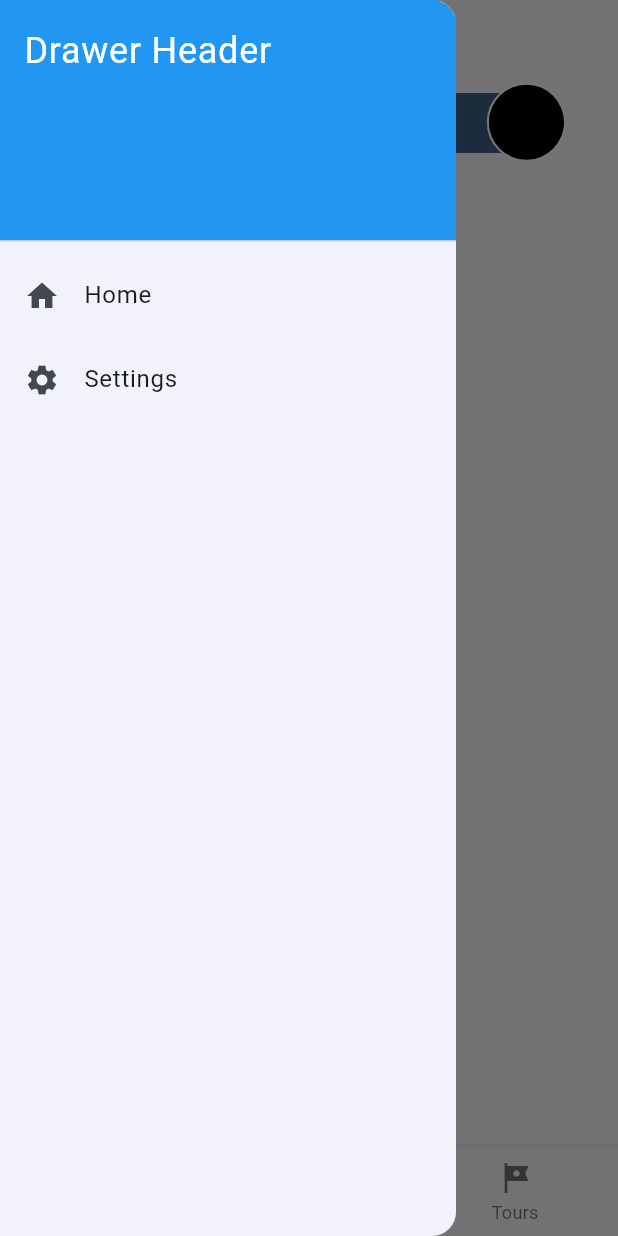
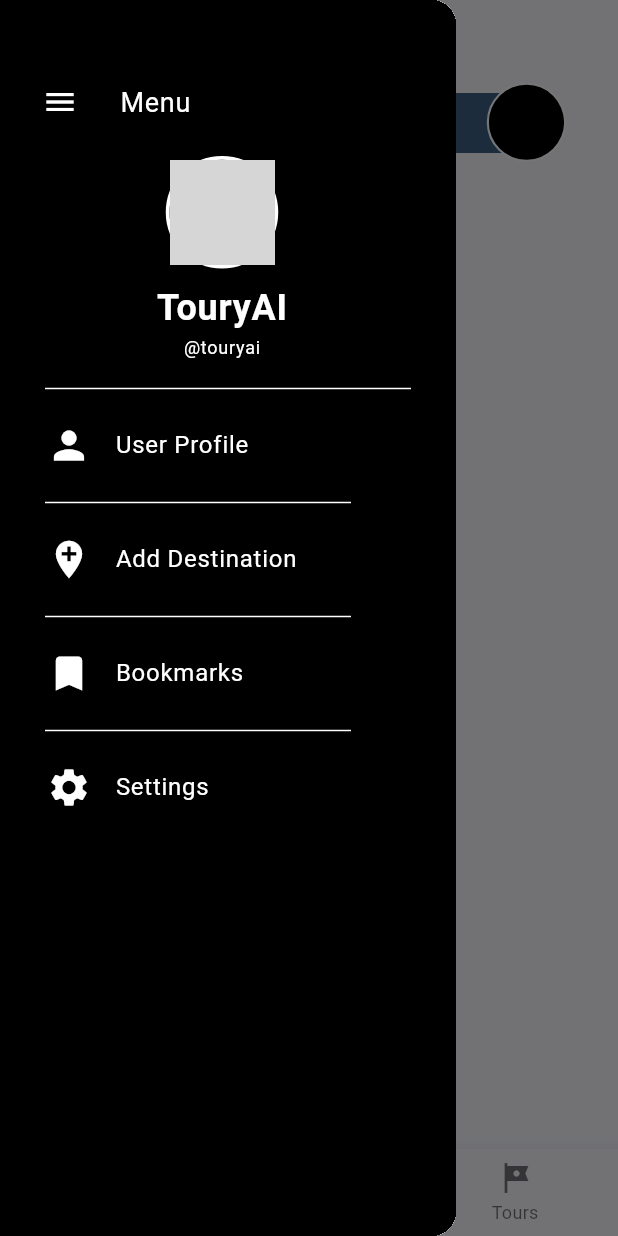
Before and after one commit to Toury-AI/Front-End, a Flutter app: the screen it shows after launch, with the side drawer open, on a phone screen of 412 x 824 dp. Run offline on Flutter 3.47's test engine with Material 3 defaults, Android fonts, the phone set to English and light mode, and no system bars; grey boxes are pictures that could not be loaded.

Commit message:
Added drawer customization

```diff
--- a/lib/widgets/drawer.dart
+++ b/lib/widgets/drawer.dart
@@ -4,36 +4,129 @@ class CustomDrawer extends StatelessWidget {
   @override
   Widget build(BuildContext context) {
     return Drawer(
+      child: Container(
+        color: Colors.black,
         child: ListView(
           padding: EdgeInsets.zero,
           children: <Widget>[
-          DrawerHeader(
+            Padding(
+              padding: const EdgeInsets.only(top: 40.0),
+              child: ListTile(
+                leading: IconButton(
+                  icon: Icon(Icons.menu, color: Colors.white),
+                  onPressed: () {
+                    Navigator.pop(context);
+                  },
+                ),
+                title: Text(
+                  'Menu',
+                  style: TextStyle(
+                    color: Colors.white,
+                    fontSize: 18,
+                  ),
+                ),
+              ),
+            ),
+            Center(
+              child: ListTile(
+                title: Column(
+                  mainAxisAlignment: MainAxisAlignment.center,
+                  children: [
+                    Container(
                     decoration: BoxDecoration(
-              color: Colors.blue,
+                      shape: BoxShape.circle,
+                      border: Border.all(color: Colors.white, width: 2.5),
                     ),
-            child: Text(
-              'Drawer Header',
+                      child: CircleAvatar(
+                        radius: 35,
+                        backgroundImage: AssetImage('assets/images/avatar.png'),
+                      ),
+                    ),
+                    SizedBox(height: 8),
+                    Text('TouryAI',
                     style: TextStyle(
                       color: Colors.white,
                       fontSize: 24,
+                      fontWeight: FontWeight.w700,
+                    )),
+                    Text('@touryai',
+                    style: TextStyle(
+                      color: Colors.white,
+                      fontSize: 12,
+                    )),
+                  ],
                 ),
               ),
             ),
-          ListTile(
-            leading: Icon(Icons.home),
-            title: Text('Home'),
+            Divider(color: Colors.white,
+            indent: 30.0, thickness: 1, height: 20.0,
+            endIndent: 30.0,
+            ),
+            Padding(
+              padding: const EdgeInsets.only(left: 15.0),
+              child: ListTile(
+                leading: Icon(Icons.person, size: 30),
+                title: Text('User Profile'),
                 onTap: () {
                   Navigator.pop(context);
                 },
+                textColor: Colors.white,
+                iconColor: Colors.white,
               ),
-          ListTile(
-            leading: Icon(Icons.settings),
+            ),
+            Divider(color: Colors.white,
+            indent: 30.0, thickness: 1, height: 20.0,
+            endIndent: 70.0,
+            ),
+            Padding(
+              padding: const EdgeInsets.only(left: 15.0),
+              child: ListTile(
+                leading: Icon(Icons.add_location, size: 30),
+                title: Text('Add Destination'),
+                onTap: () {
+                  Navigator.pop(context);
+                },
+                textColor:
+                Colors.white,
+                iconColor: Colors.white,
+              ),
+            ),
+            Divider(color: Colors.white,
+            indent: 30.0, thickness: 1, height: 20.0,
+            endIndent: 70.0,
+            ),
+            Padding(
+              padding: const EdgeInsets.only(left: 15.0),
+              child: ListTile(
+                leading: Icon(Icons.bookmark, size: 30),
+                title: Text('Bookmarks'),
+                onTap: () {
+                  Navigator.pop(context);
+                },
+                textColor:
+                Colors.white,
+                iconColor: Colors.white,
+              ),
+            ),
+            Divider(color: Colors.white,
+            indent: 30.0, thickness: 1, height: 20.0,
+            endIndent: 70.0,
+            ),
+            Padding(
+              padding: const EdgeInsets.only(left: 15.0),
+              child: ListTile(
+                leading: Icon(Icons.settings, size: 30),
                 title: Text('Settings'),
                 onTap: () {
                   Navigator.pop(context);
                 },
+                textColor:
+                Colors.white,
+                iconColor: Colors.white,
+              ),
             ),
           ],
+        ),
       ),
     );
   }
```
Lines whose indentation alone changed are shown as unchanged.
